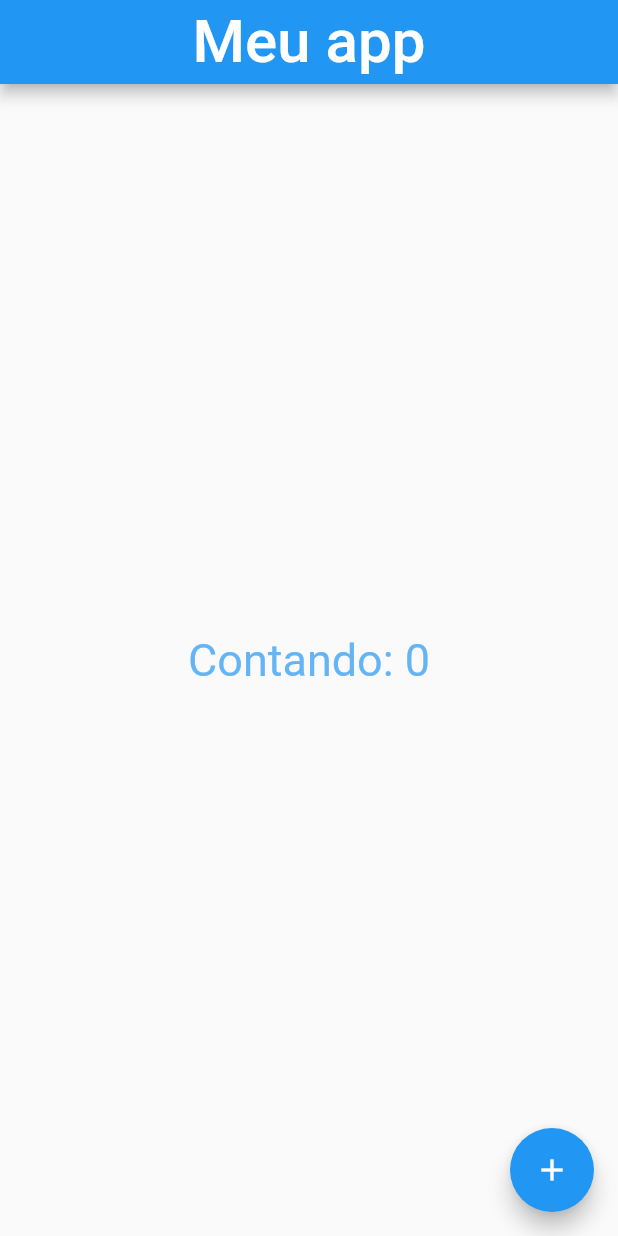
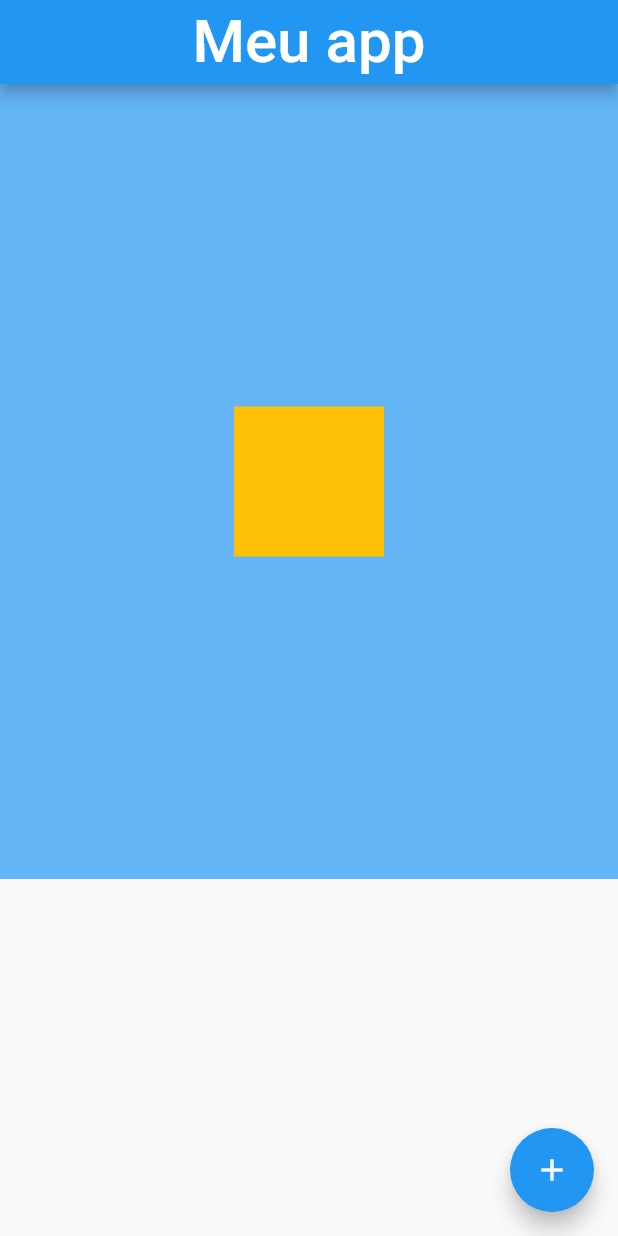
Before and after one commit to fabiano-teichmann/flutter, a Flutter app: the screen it shows after launch, on a phone screen of 412 x 824 dp. Run offline on Flutter 3.47's test engine with Material 2 defaults, Android fonts, the phone set to English and light mode, and no system bars.

Commit message:
Single render

```diff
--- a/lib/home_page.dart
+++ b/lib/home_page.dart
@@ -21,6 +21,21 @@ class HomePageState extends State<HomePage> {
             'Meu app',
             style: TextStyle(fontSize: 40.0),
           ))),
+          body: Container(
+            height: 530,
+            width: 500,
+            color: Colors.blue[300],
+            child: Align(
+              alignment: Alignment.center,
+              child: Container(
+                height: 100,
+                width: 100,
+                color: Colors.amber,
+
+              ),
+            ),
+          ),
+
           floatingActionButton: FloatingActionButton(
             onPressed: () {
               setState(() {
@@ -30,13 +45,6 @@ class HomePageState extends State<HomePage> {
             child: Icon(Icons.add),
           ),
 
-          body: Center(
-              child: Text(
-                'Contando: $count',
-                style: TextStyle(fontSize: 30.0, color: Colors.blue[300]),
-              ),
-            ),
-
           ),
     );
   }
```
